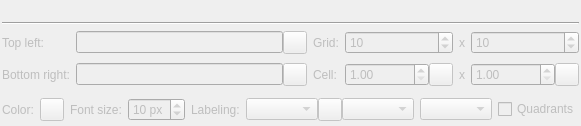
Before: the Qt Designer form kadas/app/guidegrid/kadasguidegridwidgetbase.ui in kadas-albireo/kadas-albireo2, drawn with Qt 5.
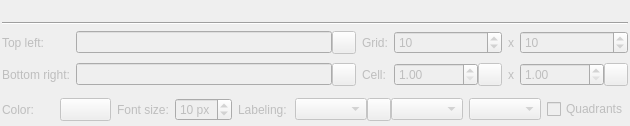
After: the same form once the commit is applied. Icons and pictures are not drawn. Custom widgets are drawn as their Qt base class.

```diff
--- a/kadas/app/guidegrid/kadasguidegridwidgetbase.ui
+++ b/kadas/app/guidegrid/kadasguidegridwidgetbase.ui
@@ -6,7 +6,7 @@
    <rect>
     <x>0</x>
     <y>0</y>
-    <width>546</width>
+    <width>630</width>
     <height>126</height>
    </rect>
   </property>
```
Left out of the diff: 19 changed lines with no effect on the pictures.
